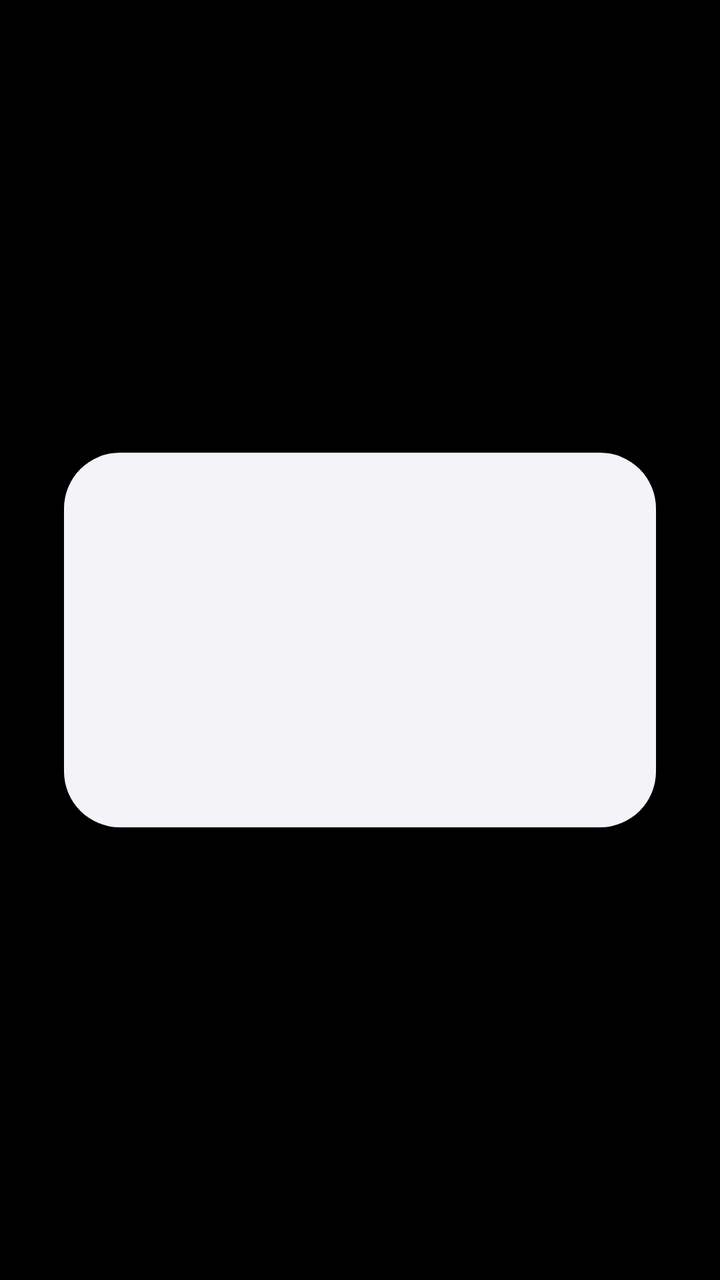
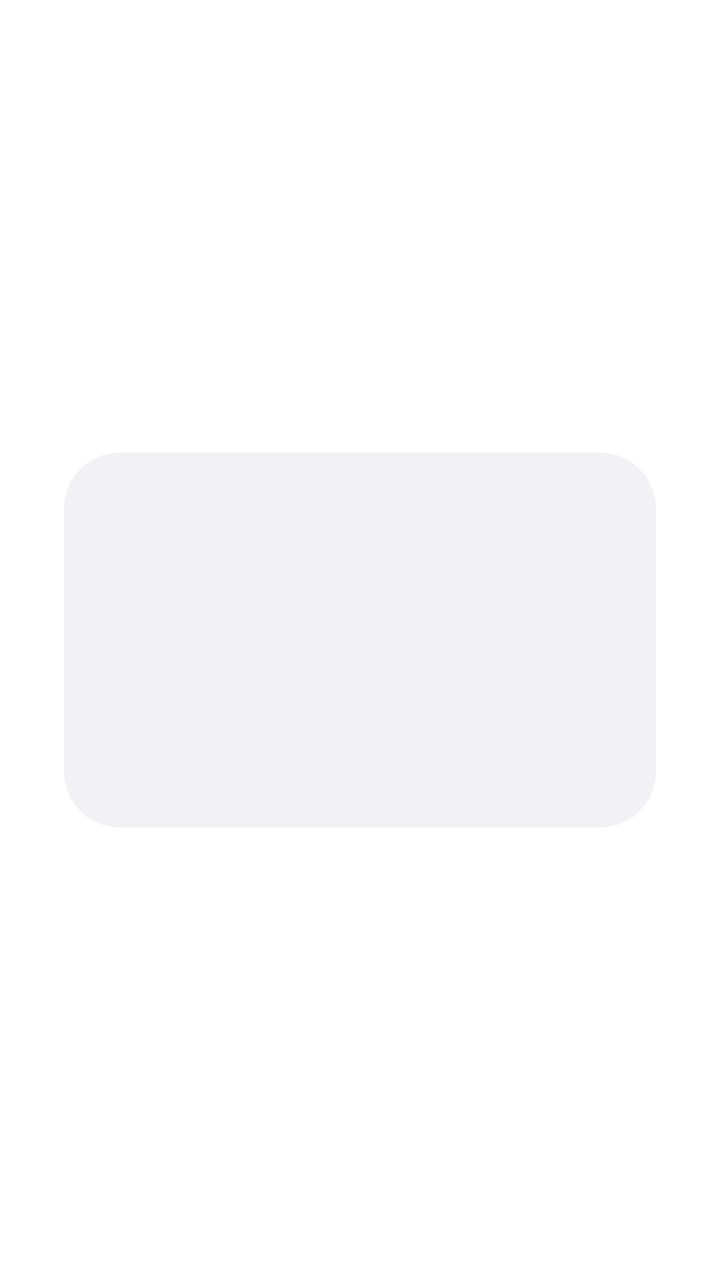

Screens rendered from an Android XML layout before and after an edit, with the pre-edit source and the edit as a unified diff.
<!-- AndroidManifest.xml: activity theme Theme.AppBoundary.Alert -->
<!-- res/layout/activity_alert.xml -->
<?xml version="1.0" encoding="utf-8"?>
<FrameLayout xmlns:android="http://schemas.android.com/apk/res/android"
    android:id="@+id/root"
    android:layout_width="match_parent"
    android:layout_height="match_parent"
    android:background="@android:color/black">

    <LinearLayout
        android:id="@+id/card"
        android:layout_width="match_parent"
        android:layout_height="wrap_content"
        android:layout_gravity="center"
        android:layout_marginStart="32dp"
        android:layout_marginEnd="32dp"
        android:background="@drawable/bg_card"
        android:orientation="vertical"
        android:padding="24dp">

        <TextView
            android:id="@+id/tvTitle"
            android:layout_width="match_parent"
            android:layout_height="wrap_content"
            android:textColor="#FFFFFF"
            android:textSize="24sp" />

        <TextView
            android:id="@+id/tvMessage"
            android:layout_width="match_parent"
            android:layout_height="wrap_content"
            android:layout_marginTop="16dp"
            android:lineSpacingMultiplier="1.2"
            android:textColor="#CCCCCC"
            android:textSize="14sp" />

        <LinearLayout
            android:layout_width="match_parent"
            android:layout_height="wrap_content"
            android:layout_marginTop="24dp"
            android:gravity="end"
            android:orientation="horizontal">

            <Button
                android:id="@+id/btnPositive"
                style="?android:attr/borderlessButtonStyle"
                android:layout_width="wrap_content"
                android:layout_height="wrap_content"
                android:textAllCaps="false"
                android:textColor="#8AB4F8" />
        </LinearLayout>
    </LinearLayout>
</FrameLayout>
<!-- resources referenced by this layout -->
<resources>
  <!-- drawable bg_card (drawable) -->
  <?xml version="1.0" encoding="utf-8"?>
  <shape xmlns:android="http://schemas.android.com/apk/res/android"
      android:shape="rectangle">
      <solid android:color="@color/vault_card" />
      <corners android:radius="28dp" />
  </shape>
  <style name="Theme.AppBoundary.Alert" parent="@android:style/Theme.DeviceDefault.NoActionBar">
          <item name="android:windowBackground">@android:color/black</item>
          <item name="android:statusBarColor">@android:color/black</item>
          <item name="android:navigationBarColor">@android:color/black</item>
          <item name="android:windowFullscreen">true</item>
          <item name="android:windowAnimationStyle">@null</item>
      </style>
  <color name="vault_card">#F4F4F8</color>
</resources>

<!-- the commit's change to res/layout/activity_alert.xml (unified diff, before → after) -->
@@ -3,7 +3,7 @@
     android:id="@+id/root"
     android:layout_width="match_parent"
     android:layout_height="match_parent"
-    android:background="@android:color/black">
+    android:background="@color/alert_bg">
 
     <LinearLayout
         android:id="@+id/card"
@@ -12,7 +12,7 @@
         android:layout_gravity="center"
         android:layout_marginStart="32dp"
         android:layout_marginEnd="32dp"
-        android:background="@drawable/bg_card"
+        android:background="@drawable/bg_alert_card"
         android:orientation="vertical"
         android:padding="24dp">
 
@@ -20,7 +20,7 @@
             android:id="@+id/tvTitle"
             android:layout_width="match_parent"
             android:layout_height="wrap_content"
-            android:textColor="#FFFFFF"
+            android:textColor="@color/alert_title"
             android:textSize="24sp" />
 
         <TextView
@@ -29,7 +29,7 @@
             android:layout_height="wrap_content"
             android:layout_marginTop="16dp"
             android:lineSpacingMultiplier="1.2"
-            android:textColor="#CCCCCC"
+            android:textColor="@color/alert_message"
             android:textSize="14sp" />
 
         <LinearLayout
@@ -45,7 +45,7 @@
                 android:layout_width="wrap_content"
                 android:layout_height="wrap_content"
                 android:textAllCaps="false"
-                android:textColor="#8AB4F8" />
+                android:textColor="@color/alert_button" />
         </LinearLayout>
     </LinearLayout>
 </FrameLayout>
<!-- resource entries referenced after the edit -->
@@ -1,19 +1,23 @@
 <!-- resources referenced by this layout -->
 <resources>
-  <!-- drawable bg_card (drawable) -->
+  <color name="alert_bg">#FFFFFF</color>
+  <color name="alert_button">#1A5FD0</color>
+  <color name="alert_message">#46465A</color>
+  <color name="alert_title">#111118</color>
+  <!-- drawable bg_alert_card (drawable) -->
   <?xml version="1.0" encoding="utf-8"?>
   <shape xmlns:android="http://schemas.android.com/apk/res/android"
       android:shape="rectangle">
-      <solid android:color="@color/vault_card" />
+      <solid android:color="@color/alert_card" />
       <corners android:radius="28dp" />
   </shape>
-  <style name="Theme.AppBoundary.Alert" parent="@android:style/Theme.DeviceDefault.NoActionBar">
-          <item name="android:windowBackground">@android:color/black</item>
-          <item name="android:statusBarColor">@android:color/black</item>
-          <item name="android:navigationBarColor">@android:color/black</item>
+  <style name="Theme.AppBoundary.Alert" parent="@android:style/Theme.DeviceDefault.Light.NoActionBar">
+          <item name="android:windowBackground">@color/alert_bg</item>
+          <item name="android:statusBarColor">@color/alert_bg</item>
+          <item name="android:navigationBarColor">@color/alert_bg</item>
           <item name="android:windowFullscreen">true</item>
           <item name="android:windowAnimationStyle">@null</item>
       </style>
-  <color name="vault_card">#F4F4F8</color>
+  <color name="alert_card">#F1F1F6</color>
 </resources>
 
